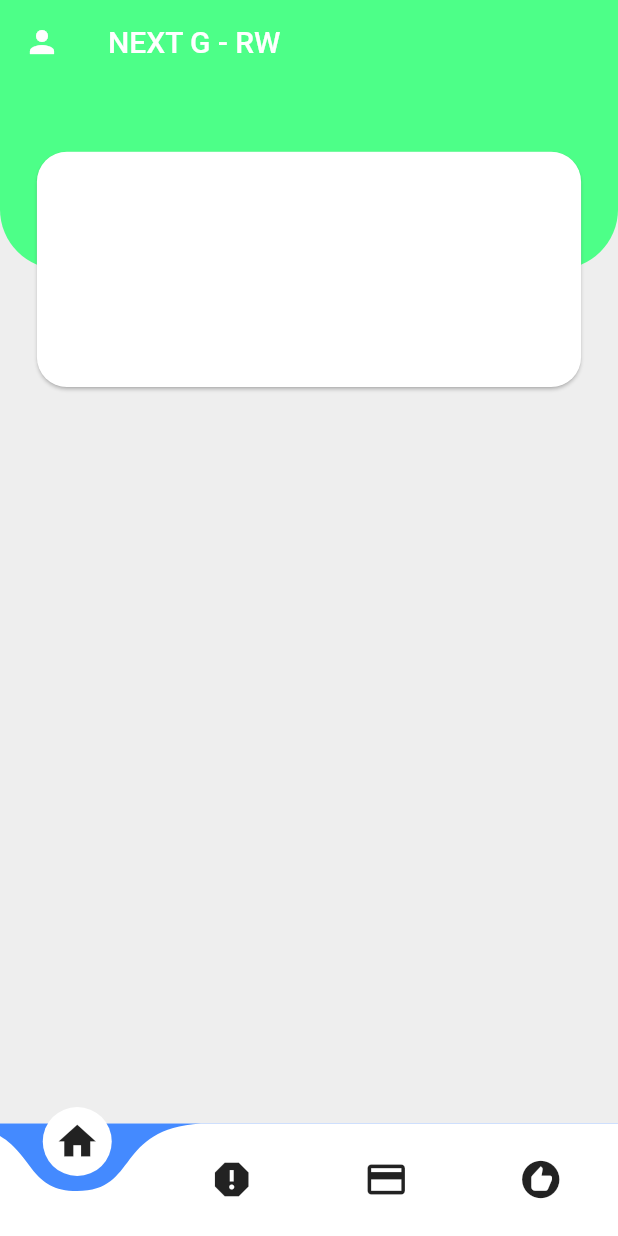
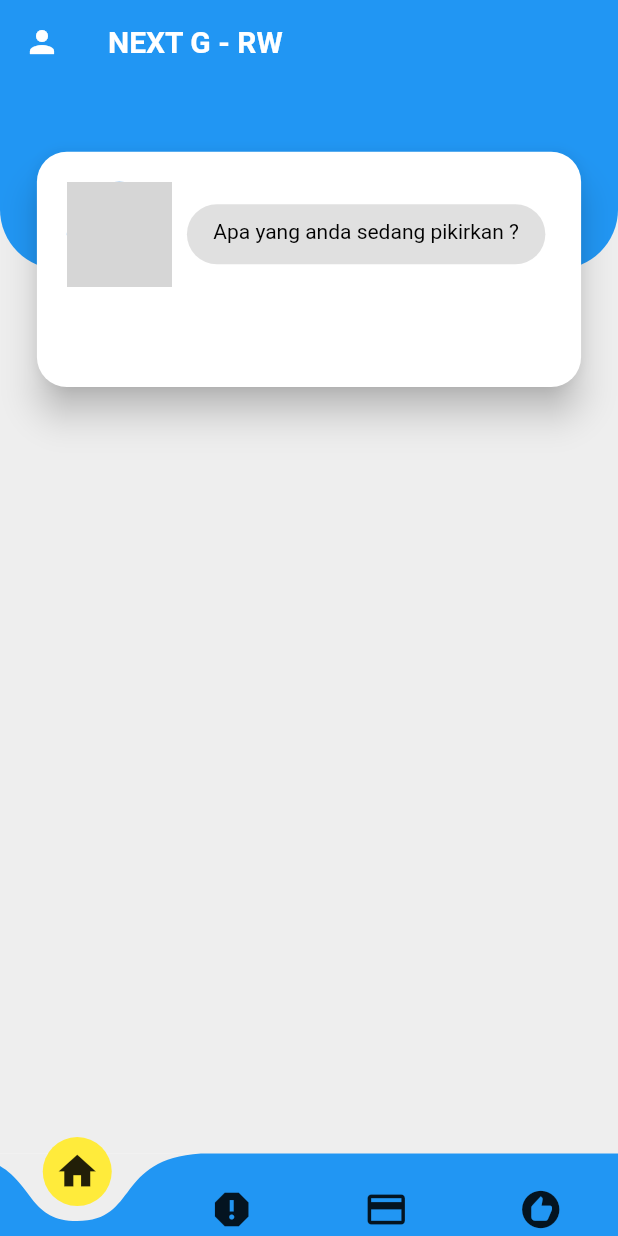
Before and after one commit to feriwnarta/aplikasi_rw, a Flutter app: the screen it shows after launch, on a phone screen of 412 x 824 dp. Run offline on Flutter 3.47's test engine with Material 2 defaults, Android fonts, the phone set to English and light mode, and no system bars; drawn by our look-alikes of curved_navigation_bar; network calls fail; grey boxes are pictures that could not be loaded.

Commit message:
update homescreen tambah card status dan update bottom tab bar

```diff
--- a/lib/HomePageScreen.dart
+++ b/lib/HomePageScreen.dart
@@ -6,15 +6,19 @@ class HomePageScreen extends StatefulWidget {
 }
 
 class _HomePageScreenState extends State<HomePageScreen> {
-  // tinggi utnuk app bar hijau
+  // tinggi utuk app bar
   double heightAppBar;
   //  posisi dari atas untuk card status
   double positionedCardStatus;
   // tinggi card status
   double heightCardStatus;
+  // color rounded
+  var colorRoundedCircle = Color(0xff8CBBF1);
+  // warna card
+  var colorCard = Color(0xffFCEECB);
 
   // demo user
-  String userName = 'feri winarta';
+  String userName = 'feri winarta'.toUpperCase();
   String rw = 'RW 007';
 
   @override
@@ -34,7 +38,7 @@ class _HomePageScreenState extends State<HomePageScreen> {
                 Container(
                   height: heightAppBar,
                   decoration: BoxDecoration(
-                      color: Color(0xff4dff88),
+                      color: Color(0xff2196F3),
                       borderRadius: BorderRadius.only(
                         bottomLeft: Radius.circular(40),
                         bottomRight: Radius.circular(40),
@@ -51,17 +55,51 @@ class _HomePageScreenState extends State<HomePageScreen> {
                         height: heightCardStatus,
                         width: MediaQuery.of(context).size.width * 0.9,
                         child: Card(
+                          elevation: 10,
+                          color: Colors.white,
                           shape: RoundedRectangleBorder(
                               borderRadius: BorderRadius.circular(20)),
+                          child: Column(
+                            children: [
+                              /**
+                               * bagian dalam card status yang isinya dapat berubah
+                               * mulai dari avatar, nama user, dan rw user
+                               */
+                              Row(
+                                children: [
+                                  Padding(
+                                    padding: EdgeInsets.only(left: 20, top: 20),
+                                    child: CircleAvatar(
+                                      radius: 35,
+                                      backgroundImage: NetworkImage(
+                                          // gambar profile user
+                                          'http://rawakalong.desa.id/wp-content/uploads/2019/02/person2.jpg'),
+                                    ),
+                                  ),
+
+                                  // container ini berisi tempat menulis status
+                                  Container(
+                                    margin: EdgeInsets.only(top: 20, left: 10),
+                                    padding: EdgeInsets.only(top: 10),
+                                    height: 40,
+                                    width: MediaQuery.of(context).size.width *
+                                        0.58,
+                                    child: Text(
+                                      'Apa yang anda sedang pikirkan ?',
+                                      style: TextStyle(color: Colors.black),
+                                      textAlign: TextAlign.center,
+                                    ),
+                                    decoration: BoxDecoration(
+                                        color: Colors.grey[300],
+                                        borderRadius:
+                                            BorderRadius.circular(40)),
+                                  )
+                                ],
+                              )
+                            ],
+                          ),
                         ),
                       ),
-
-                      /**
-                       * bagian dalam card status yang isinya dapat berubah
-                       * mulai dari avatar, nama user, dan rw user
-                       */
-
-                      // Text('$userName $rw')
                     ]),
                   ),
                 )
--- a/lib/main.dart
+++ b/lib/main.dart
@@ -10,6 +10,8 @@ class MyApp extends StatelessWidget {
   @override
   Widget build(BuildContext context) {
     return MaterialApp(
+      // debug banner
+      debugShowCheckedModeBanner: false,
       home: TemplateScreen(),
     );
   }
@@ -21,6 +23,9 @@ class TemplateScreen extends StatefulWidget {
 }
 
 class _TemplateScreenState extends State<TemplateScreen> {
+  // tinggi bottom tab bar
+  double heightTabBar;
+
   // Item untuk tab bar bawah
   final itemsTabBottomBar = <Widget>[
     Icon(
@@ -41,8 +46,14 @@ class _TemplateScreenState extends State<TemplateScreen> {
   // tinggi app bar
   double heightAppBar;
 
+  // warna tab bar
+  // var colorTabBar = Color(0xff8CBBF1);
+  var colorTabBar = Color(0xff2196F3);
+
   @override
   Widget build(BuildContext context) {
+    heightTabBar = MediaQuery.of(context).size.height * 0.2;
+
     return Scaffold(
         appBar: AppBar(
           // Mengganti icon drawer sidebar menjadi icon person
@@ -54,8 +65,8 @@ class _TemplateScreenState extends State<TemplateScreen> {
             },
           ),
           elevation: 0,
-          backgroundColor: Color(0xff4dff88),
-          title: Text('NEXT G - RW'),
+          backgroundColor: colorTabBar,
+          title: Text('NEXT G - RW', style: TextStyle(fontWeight: FontWeight.bold),),
         ),
 
         // Membuat sidebar dengan drawer widget
@@ -85,10 +96,23 @@ class _TemplateScreenState extends State<TemplateScreen> {
 
         body: HomePageScreen(),
         bottomNavigationBar: CurvedNavigationBar(
+          height: MediaQuery.of(context).size.height * 0.1 / 1.5,
           items: itemsTabBottomBar,
+          color: Color(0xff2196F3),
+          buttonBackgroundColor: Colors.yellow,
+          backgroundColor: Colors.grey[200],
+          animationDuration: Duration(milliseconds: 300),
         ));
   }
 }
+
+
+
+
+
+
+
+
 
 
 
```
